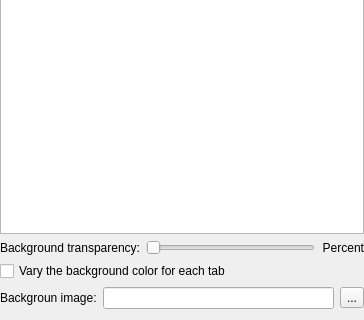
This is src/ColorSchemeEditor.ui in KDE/konsole as Qt 5 draws it before an edit; both pictures show x 0 to 364 and y 182 to 502 of the 364 by 502 pixel window. The edited form follows.
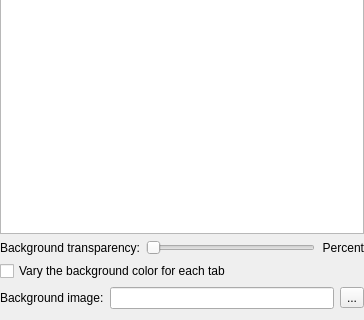
This is the edited form. Custom widgets are drawn as their Qt base class.

What changed in the file:
```diff
--- a/src/ColorSchemeEditor.ui
+++ b/src/ColorSchemeEditor.ui
@@ -80,7 +80,7 @@
      <item>
       <widget class="QLabel" name="label_3" >
        <property name="text" >
-        <string>Backgroun image:</string>
+        <string>Background image:</string>
        </property>
       </widget>
      </item>
```
